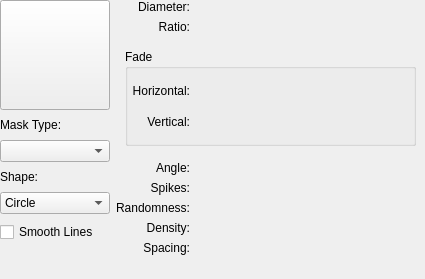
Qt form krita/plugins/paintops/libpaintop/forms/wdgautobrush.ui (KDE/krita) before a commit.
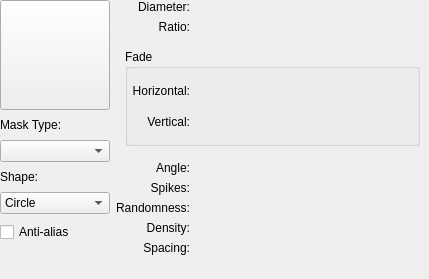
The same form after that commit. Custom widgets are drawn as their Qt base class.

Commit message: change smooth line to anti-alias in editor

```diff
--- a/krita/plugins/paintops/libpaintop/forms/wdgautobrush.ui
+++ b/krita/plugins/paintops/libpaintop/forms/wdgautobrush.ui
@@ -6,7 +6,7 @@
    <rect>
     <x>0</x>
     <y>0</y>
-    <width>425</width>
+    <width>429</width>
     <height>279</height>
    </rect>
   </property>
@@ -105,7 +105,7 @@
         <string>The border of the brush will be smoothed to avoid aliasing</string>
        </property>
        <property name="text">
-        <string>Smooth Lines</string>
+        <string>Anti-alias</string>
        </property>
       </widget>
      </item>
```
